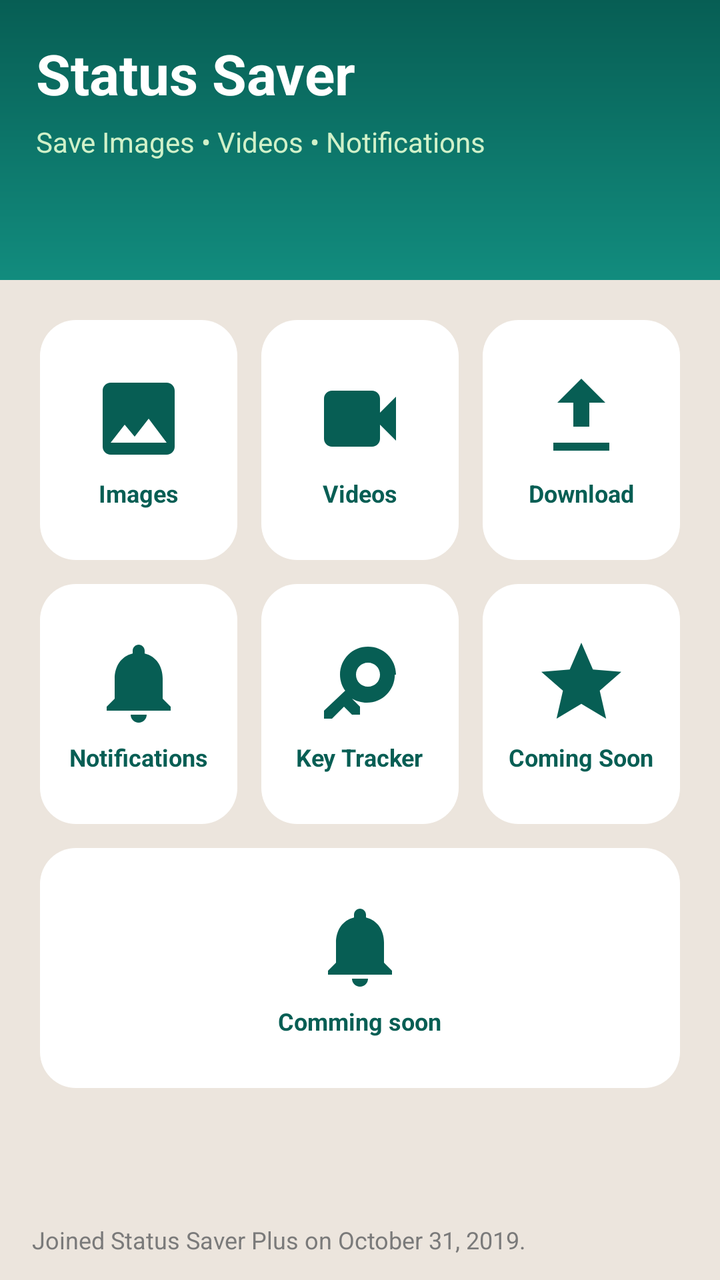
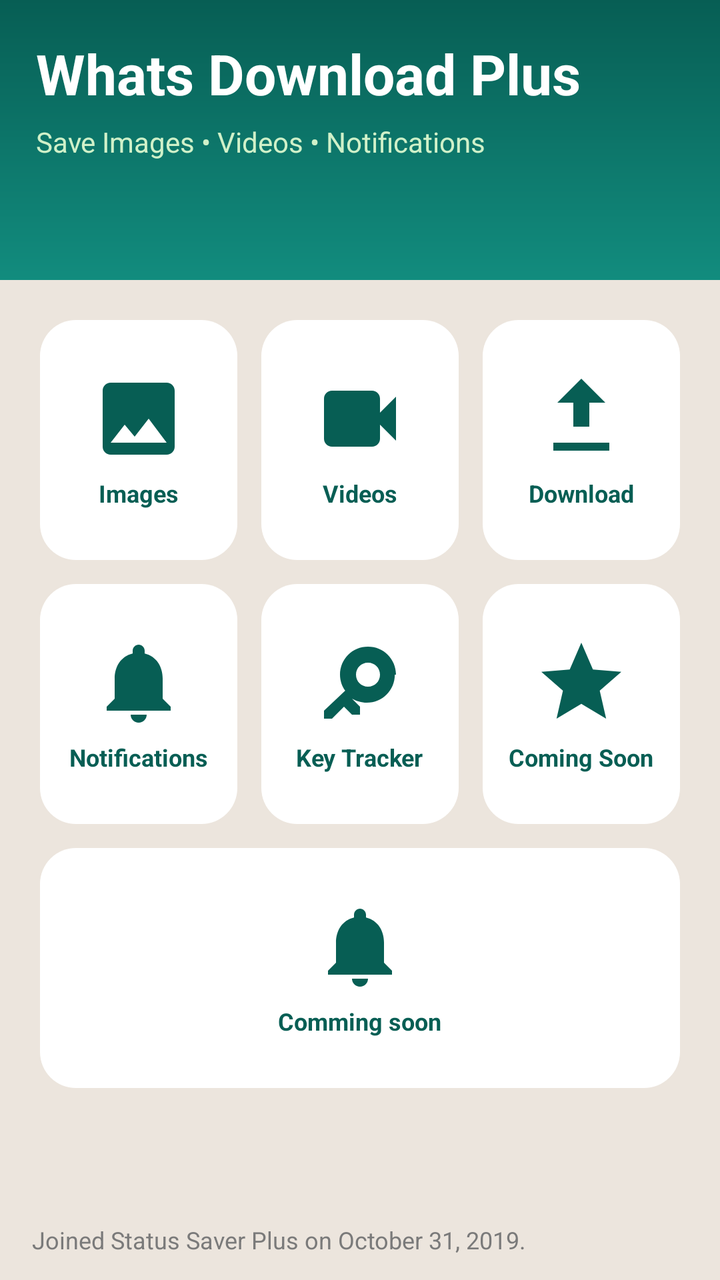

Before-and-after screenshots of an Android layout around one commit, followed by the original layout XML and the change that was made.
<!-- AndroidManifest.xml: application theme Theme.WhatsDownloadPlus -->
<!-- res/layout/fragment_home.xml -->
<?xml version="1.0" encoding="utf-8"?>
<androidx.constraintlayout.widget.ConstraintLayout
    xmlns:android="http://schemas.android.com/apk/res/android"
    xmlns:app="http://schemas.android.com/apk/res-auto"
    xmlns:tools="http://schemas.android.com/tools"
    android:layout_width="match_parent"
    android:layout_height="match_parent"
    android:background="#ECE5DD"
    tools:context=".ui.Home.HomeFragment">

    
    <LinearLayout
        android:id="@+id/waHeader"
        android:layout_width="0dp"
        android:layout_height="140dp"
        android:background="@drawable/whatsapp_top_bg"
        android:orientation="vertical"
        android:padding="18dp"
        app:layout_constraintTop_toTopOf="parent"
        app:layout_constraintStart_toStartOf="parent"
        app:layout_constraintEnd_toEndOf="parent">

        <TextView
            android:id="@+id/headerTitle"
            android:layout_width="wrap_content"
            android:layout_height="wrap_content"
            android:text="Status Saver"
            android:textColor="#FFFFFF"
            android:textSize="28sp"
            android:textStyle="bold"/>

        <TextView
            android:id="@+id/headerSubtitle"
            android:layout_width="wrap_content"
            android:layout_height="wrap_content"
            android:text="Save Images • Videos • Notifications"
            android:textColor="#D0F1C9"
            android:textSize="14sp"
            android:layout_marginTop="6dp"/>
    </LinearLayout>



    
    <LinearLayout
        android:id="@+id/menuGridFixed"
        android:layout_width="0dp"
        android:layout_height="wrap_content"
        android:orientation="vertical"
        android:layout_margin="14dp"
        app:layout_constraintTop_toBottomOf="@id/waHeader"
        app:layout_constraintStart_toStartOf="parent"
        app:layout_constraintEnd_toEndOf="parent">

        
        <LinearLayout
            android:layout_width="match_parent"
            android:layout_height="wrap_content"
            android:orientation="horizontal">

            
            <LinearLayout
                android:id="@+id/cardImages"
                android:layout_width="0dp"
                android:layout_height="120dp"
                android:layout_weight="1"
                android:orientation="vertical"
                android:gravity="center"
                android:padding="10dp"
                android:layout_margin="6dp"
                android:background="@drawable/wa_card_bg">

                <ImageView
                    android:layout_width="48dp"
                    android:layout_height="48dp"
                    android:src="@drawable/ic_wa_images" />

                <TextView
                    android:layout_width="wrap_content"
                    android:layout_height="wrap_content"
                    android:text="Images"
                    android:textColor="#075E54"
                    android:textStyle="bold"
                    android:textSize="12sp"
                    android:layout_marginTop="5dp"/>
            </LinearLayout>

            
            <LinearLayout
                android:id="@+id/cardVideos"
                android:layout_width="0dp"
                android:layout_height="120dp"
                android:layout_weight="1"
                android:orientation="vertical"
                android:gravity="center"
                android:padding="10dp"
                android:layout_margin="6dp"
                android:background="@drawable/wa_card_bg">

                <ImageView
                    android:layout_width="48dp"
                    android:layout_height="48dp"
                    android:src="@drawable/ic_wa_videos" />

                <TextView
                    android:layout_width="wrap_content"
                    android:layout_height="wrap_content"
                    android:text="Videos"
                    android:textColor="#075E54"
                    android:textStyle="bold"
                    android:textSize="12sp"
                    android:layout_marginTop="5dp"/>
            </LinearLayout>

            
            <LinearLayout
                android:id="@+id/cardSaved"
                android:layout_width="0dp"
                android:layout_height="120dp"
                android:layout_weight="1"
                android:orientation="vertical"
                android:gravity="center"
                android:padding="10dp"
                android:layout_margin="6dp"
                android:background="@drawable/wa_card_bg">

                <ImageView
                    android:layout_width="48dp"
                    android:layout_height="48dp"
                    android:src="@drawable/ic_wa_download" />

                <TextView
                    android:layout_width="wrap_content"
                    android:layout_height="wrap_content"
                    android:text="Download"
                    android:textColor="#075E54"
                    android:textStyle="bold"
                    android:textSize="12sp"
                    android:layout_marginTop="5dp"/>
            </LinearLayout>
        </LinearLayout>


        
        <LinearLayout
            android:layout_width="match_parent"
            android:layout_height="wrap_content"
            android:orientation="horizontal">

            
            <LinearLayout
                android:id="@+id/cardNotifications"
                android:layout_width="0dp"
                android:layout_height="120dp"
                android:layout_weight="1"
                android:orientation="vertical"
                android:gravity="center"
                android:padding="10dp"
                android:layout_margin="6dp"
                android:background="@drawable/wa_card_bg">

                <ImageView
                    android:layout_width="48dp"
                    android:layout_height="48dp"
                    android:src="@drawable/ic_wa_notifications" />

                <TextView
                    android:layout_width="wrap_content"
                    android:layout_height="wrap_content"
                    android:text="Notifications"
                    android:textColor="#075E54"
                    android:textStyle="bold"
                    android:textSize="12sp"
                    android:layout_marginTop="5dp"/>
            </LinearLayout>

            
            <LinearLayout
                android:id="@+id/cardKeyTracker"
                android:layout_width="0dp"
                android:layout_height="120dp"
                android:layout_weight="1"
                android:orientation="vertical"
                android:gravity="center"
                android:padding="10dp"
                android:layout_margin="6dp"
                android:background="@drawable/wa_card_bg">

                <ImageView
                    android:layout_width="48dp"
                    android:layout_height="48dp"
                    android:src="@drawable/ic_wa_key" />

                <TextView
                    android:layout_width="wrap_content"
                    android:layout_height="wrap_content"
                    android:text="Key Tracker"
                    android:textColor="#075E54"
                    android:textStyle="bold"
                    android:textSize="12sp"
                    android:layout_marginTop="5dp"/>
            </LinearLayout>

            
            <LinearLayout
                android:id="@+id/cardComingSoon"
                android:layout_width="0dp"
                android:layout_height="120dp"
                android:layout_weight="1"
                android:orientation="vertical"
                android:gravity="center"
                android:padding="10dp"
                android:layout_margin="6dp"
                android:background="@drawable/wa_card_bg">

                <ImageView
                    android:layout_width="48dp"
                    android:layout_height="48dp"
                    android:src="@drawable/ic_wa_soon" />

                <TextView
                    android:layout_width="wrap_content"
                    android:layout_height="wrap_content"
                    android:text="Coming Soon"
                    android:textColor="#075E54"
                    android:textStyle="bold"
                    android:textSize="12sp"
                    android:layout_marginTop="5dp"/>
            </LinearLayout>


        </LinearLayout>

        
        <LinearLayout
            android:layout_width="match_parent"
            android:layout_height="wrap_content"
            android:orientation="horizontal">

            
            <LinearLayout
                android:id="@+id/cardStatusprediction"
                android:layout_width="0dp"
                android:layout_height="120dp"
                android:layout_weight="1"
                android:orientation="vertical"
                android:gravity="center"
                android:padding="10dp"
                android:layout_margin="6dp"
                android:background="@drawable/wa_card_bg">

                <ImageView
                    android:layout_width="48dp"
                    android:layout_height="48dp"
                    android:src="@drawable/ic_wa_notifications" />

                <TextView
                    android:layout_width="wrap_content"
                    android:layout_height="wrap_content"
                    android:text="Comming soon"
                    android:textColor="#075E54"
                    android:textStyle="bold"
                    android:textSize="12sp"
                    android:layout_marginTop="5dp"/>
            </LinearLayout>


        </LinearLayout>

    </LinearLayout>



    
    <TextView
        android:id="@+id/joinedText"
        android:layout_width="wrap_content"
        android:layout_height="wrap_content"
        android:text="Joined Status Saver Plus on October 31, 2019."
        android:textColor="#7A7A7A"
        android:textSize="12sp"
        android:layout_marginBottom="12dp"
        app:layout_constraintBottom_toBottomOf="parent"
        app:layout_constraintStart_toStartOf="parent"
        android:layout_marginStart="16dp"/>

</androidx.constraintlayout.widget.ConstraintLayout>
<!-- resources referenced by this layout -->
<resources>
  <!-- drawable ic_wa_download (drawable) -->
  <vector xmlns:android="http://schemas.android.com/apk/res/android"
      android:width="48dp"
      android:height="48dp"
      android:viewportWidth="24"
      android:viewportHeight="24">
  
      <path
          android:fillColor="#075E54"
          android:pathData="M5,20h14v-2H5v2zM12,2l-6,6h4v6h4V8h4l-6,-6z"/>
  </vector>
  <!-- drawable ic_wa_images (drawable) -->
  <vector xmlns:android="http://schemas.android.com/apk/res/android"
      android:width="48dp"
      android:height="48dp"
      android:viewportWidth="24"
      android:viewportHeight="24">
  
      <path
          android:fillColor="#075E54"
          android:pathData="M21,19V5c0,-1.1 -0.9,-2 -2,-2H5c-1.1,0 -2,0.9 -2,2v14c0,1.1 0.9,2 2,2h14c1.1,0 2,-0.9 2,-2zM8.5,13.5l2.5,3.01L14.5,12l4.5,6H5l3.5,-4.5z"/>
  </vector>
  <!-- drawable ic_wa_key (drawable) -->
  <vector xmlns:android="http://schemas.android.com/apk/res/android"
      android:width="48dp"
      android:height="48dp"
      android:viewportWidth="24"
      android:viewportHeight="24">
  
      <path
          android:fillColor="#075E54"
          android:pathData="M21,10c0,-3.9 -3.1,-7 -7,-7s-7,3.1 -7,7c0,1.5 0.5,2.9 1.3,4L3,19v2h2l3,-3 2,2h2v-2l-2,-2c1.1,0.6 2.3,1 3.7,1 3.9,0 7,-3.1 7,-7zM14,13c-1.7,0 -3,-1.3 -3,-3s1.3,-3 3,-3 3,1.3 3,3 -1.3,3 -3,3z"/>
  </vector>
  <!-- drawable ic_wa_notifications (drawable) -->
  <vector xmlns:android="http://schemas.android.com/apk/res/android"
      android:width="48dp"
      android:height="48dp"
      android:viewportWidth="24"
      android:viewportHeight="24">
  
      <path
          android:fillColor="#075E54"
          android:pathData="M12,22c1.1,0 2,-0.9 2,-2h-4c0,1.1 0.9,2 2,2zM18,16v-5c0,-3.1 -1.6,-5.6 -4.5,-6.3V4c0,-0.8 -0.7,-1.5 -1.5,-1.5S10.5,3.2 10.5,4v0.7C7.6,5.4 6,7.9 6,11v5l-2,2v1h16v-1l-2,-2z"/>
  </vector>
  <!-- drawable ic_wa_soon (drawable) -->
  <vector xmlns:android="http://schemas.android.com/apk/res/android"
      android:width="48dp"
      android:height="48dp"
      android:viewportWidth="24"
      android:viewportHeight="24">
  
      <path
          android:fillColor="#075E54"
          android:pathData="M12,17.3l6.2,3.7 -1.6,-7 5.4,-4.7 -7.1,-0.6L12,2 9.1,8.7 2,9.3l5.4,4.7 -1.6,7z"/>
  </vector>
  <!-- drawable ic_wa_videos (drawable) -->
  <vector xmlns:android="http://schemas.android.com/apk/res/android"
      android:width="48dp"
      android:height="48dp"
      android:viewportWidth="24"
      android:viewportHeight="24">
  
      <path
          android:fillColor="#075E54"
          android:pathData="M17,10.5V7c0,-1.1 -0.9,-2 -2,-2H5C3.9,5 3,5.9 3,7v10c0,1.1 0.9,2 2,2h10c1.1,0 2,-0.9 2,-2v-3.5l4,4v-11l-4,4z"/>
  </vector>
  <!-- drawable wa_card_bg (drawable) -->
  <shape xmlns:android="http://schemas.android.com/apk/res/android">
      <solid android:color="#FFFFFF"/>
      <corners android:radius="18dp"/>
      <padding android:left="8dp" android:top="8dp" android:right="8dp" android:bottom="8dp"/>
  </shape>
  <!-- drawable whatsapp_top_bg (drawable) -->
  <shape xmlns:android="http://schemas.android.com/apk/res/android" android:shape="rectangle">
      <gradient
          android:startColor="#128C7E"
          android:endColor="#075E54"
          android:angle="90"/>
  </shape>
  <color name="whatsapp_green">#075E54</color>
  <color name="whatsapp_dark_green">#054C44</color>
  <color name="teal_200">#FF03DAC5</color>
  <color name="teal_700">#FF018786</color>
  <color name="white">#FFFFFFFF</color>
  <!-- unchanged entries left out for length: 1 -->
</resources>

<!-- the commit's change to res/layout/fragment_home.xml (unified diff, before → after) -->
@@ -24,7 +24,7 @@
             android:id="@+id/headerTitle"
             android:layout_width="wrap_content"
             android:layout_height="wrap_content"
-            android:text="Status Saver"
+            android:text="@string/app_name"
             android:textColor="#FFFFFF"
             android:textSize="28sp"
             android:textStyle="bold"/>
<!-- resource entries referenced after the edit -->
@@ -79,6 +79,7 @@
           android:endColor="#075E54"
           android:angle="90"/>
   </shape>
+  <string name="app_name">Whats Download Plus</string>
   <color name="whatsapp_green">#075E54</color>
   <color name="whatsapp_dark_green">#054C44</color>
   <color name="teal_200">#FF03DAC5</color>
